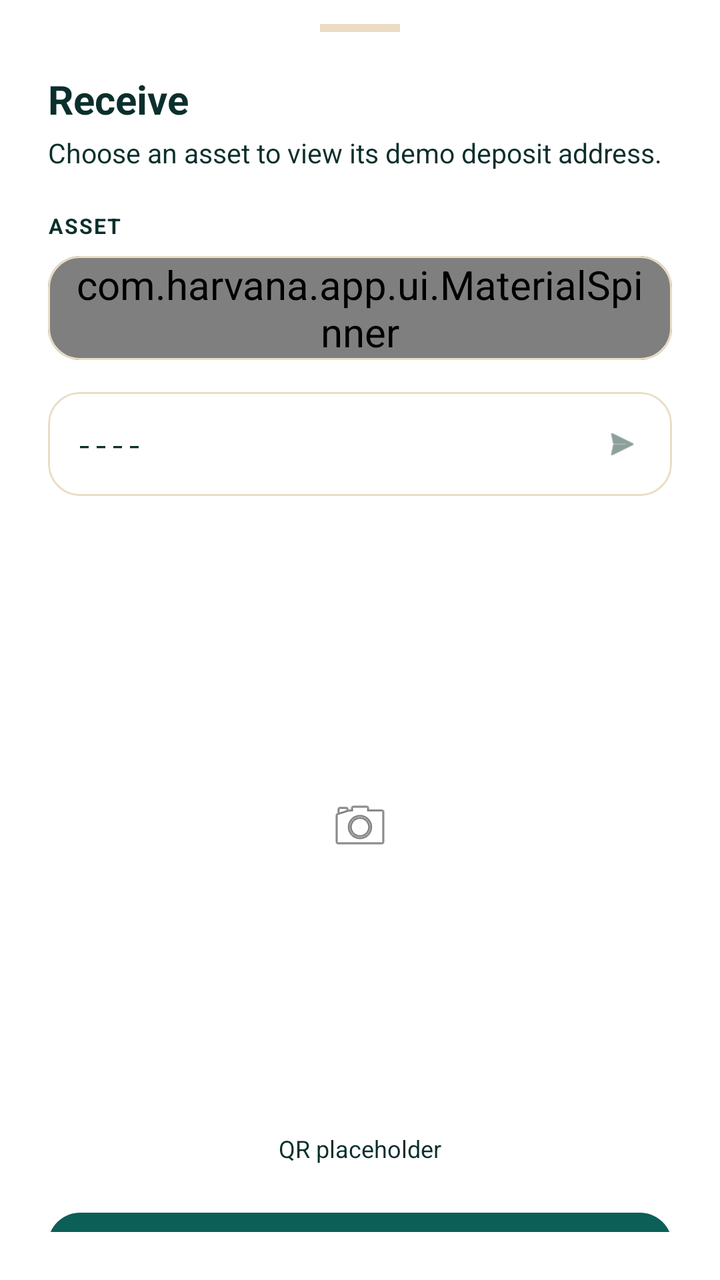
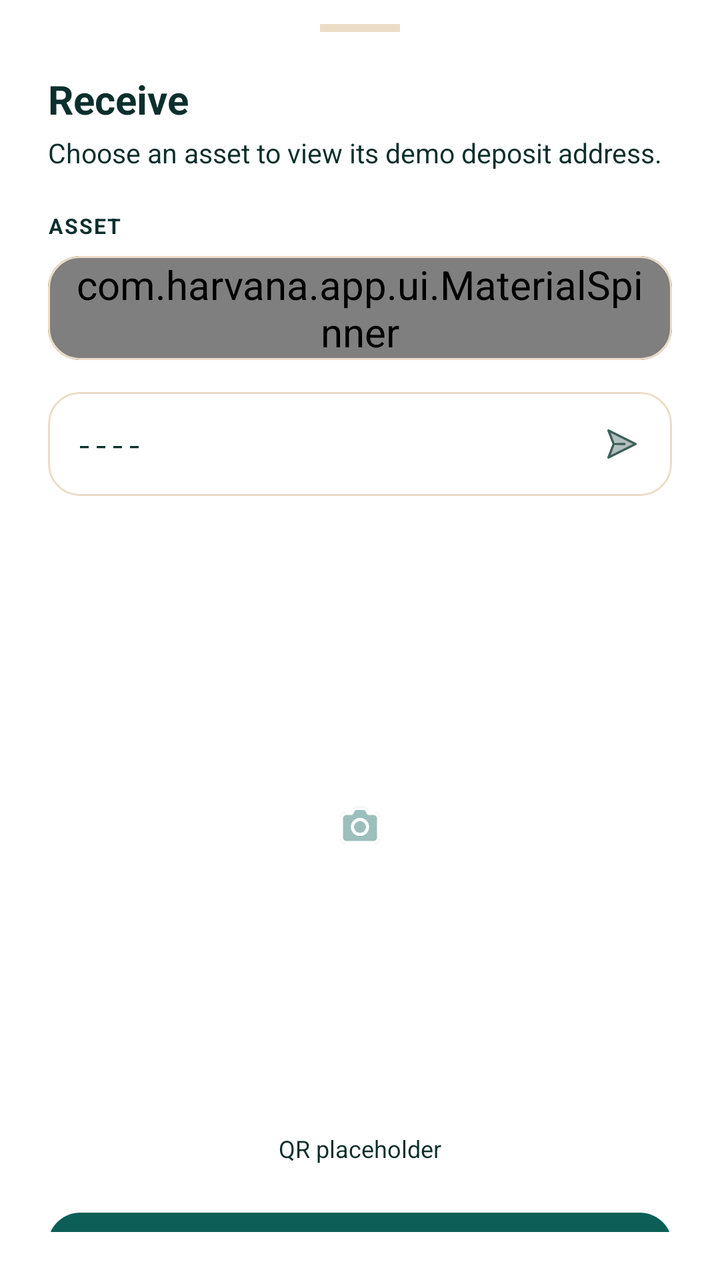

Screens rendered from an Android XML layout before and after an edit, with the pre-edit source and the edit as a unified diff.
<!-- AndroidManifest.xml: application theme AppTheme -->
<!-- res/layout/bottom_sheet_receive.xml -->
<LinearLayout
	xmlns:android="http://schemas.android.com/apk/res/android"
	xmlns:app="http://schemas.android.com/apk/res-auto"
	xmlns:tools="http://schemas.android.com/tools"
	android:layout_width="match_parent"
	android:layout_height="wrap_content"
	android:background="?attr/colorSurface"
	android:orientation="vertical">
	<LinearLayout
		android:id="@+id/linear1"
		android:layout_width="match_parent"
		android:layout_height="wrap_content"
		android:paddingLeft="24dp"
		android:paddingTop="12dp"
		android:paddingRight="24dp"
		android:paddingBottom="24dp"
		android:orientation="vertical">
		<View
			android:id="@+id/view94"
			android:layout_width="40dp"
			android:layout_height="4dp"
			android:layout_marginBottom="20dp"
			android:background="@color/colorCardStroke"
			android:layout_gravity="center_horizontal" />
		<TextView
			android:id="@+id/textview15"
			android:layout_width="wrap_content"
			android:layout_height="wrap_content"
			android:text="Receive"
			android:textSize="20sp"
			android:textStyle="bold"
			android:focusable="false" />
		<TextView
			android:id="@+id/textview16"
			android:layout_width="wrap_content"
			android:layout_height="wrap_content"
			android:layout_marginTop="4dp"
			android:layout_marginBottom="20dp"
			android:text="Choose an asset to view its demo deposit address."
			android:textSize="13.5sp"
			android:focusable="false" />
		<TextView
			android:id="@+id/textview17"
			android:layout_width="wrap_content"
			android:layout_height="wrap_content"
			android:layout_marginBottom="8dp"
			android:text="ASSET"
			android:textStyle="bold"
			android:textSize="10.5sp"
			android:letterSpacing="0.06"
			android:focusable="false" />
		<com.google.android.material.card.MaterialCardView
			android:id="@+id/cardview1"
			android:layout_width="match_parent"
			android:layout_height="wrap_content"
			android:layout_marginBottom="16dp"
			app:cardBackgroundColor="@color/colorSurface"
			app:cardCornerRadius="16dp"
			app:cardElevation="0dp"
			app:strokeColor="@color/colorCardStroke"
			app:strokeWidth="1dp">
			<com.harvana.app.ui.MaterialSpinner
				android:id="@+id/spinner_assets"
				android:layout_width="match_parent"
				android:layout_height="52dp"
				android:background="@android:color/transparent"
				android:spinnerMode="dropdown"
				android:theme="@style/WhiteSpinnerTheme"
				android:paddingStart="12dp"
				android:paddingEnd="12dp" />
		</com.google.android.material.card.MaterialCardView>
		<com.google.android.material.card.MaterialCardView
			android:id="@+id/cardview2"
			android:layout_width="match_parent"
			android:layout_height="wrap_content"
			android:layout_marginBottom="20dp"
			app:cardBackgroundColor="@color/colorSurface"
			app:cardCornerRadius="16dp"
			app:cardElevation="0dp"
			app:strokeColor="@color/colorCardStroke"
			app:strokeWidth="1dp">
			<LinearLayout
				android:id="@+id/linear2"
				android:layout_width="match_parent"
				android:layout_height="52dp"
				android:padding="14dp"
				android:gravity="center_vertical"
				android:orientation="horizontal">
				<TextView
					android:id="@+id/tv_deposit_address"
					android:layout_width="0dp"
					android:layout_height="wrap_content"
					android:background="@android:color/transparent"
					android:text="----"
					android:singleLine="true"
					android:layout_weight="1"
					android:textSize="13.5sp"
					android:fontFamily="monospace"
					android:focusable="false"
					android:ellipsize="middle" />
				<com.google.android.material.imageview.ShapeableImageView
					android:id="@+id/iv_copy_address"
					android:layout_width="22dp"
					android:layout_height="22dp"
					android:padding="2dp"
					android:scaleType="centerInside"
					android:src="@android:drawable/ic_menu_send"
					android:focusable="false"
					android:layout_marginStart="12dp"
					android:contentDescription="CopyAddress"
					app:tint="@color/colorTextSecondary" />
			</LinearLayout>
		</com.google.android.material.card.MaterialCardView>
		<LinearLayout
			android:id="@+id/ll_qr_card"
			android:layout_width="wrap_content"
			android:layout_height="wrap_content"
			android:background="@color/colorTextPrimaryWhite"
			android:gravity="center_horizontal|center_vertical"
			android:orientation="vertical"
			android:layout_gravity="center_horizontal">
			<com.google.android.material.imageview.ShapeableImageView
				android:id="@+id/iv_qr_code"
				android:layout_width="250dp"
				android:layout_height="250dp"
				android:layout_margin="20dp"
				android:scaleType="centerInside"
				android:src="@android:drawable/ic_menu_camera"
				android:focusable="false" />
		</LinearLayout>
		<TextView
			android:id="@+id/textview18"
			android:layout_width="wrap_content"
			android:layout_height="wrap_content"
			android:layout_marginTop="8dp"
			android:layout_marginBottom="24dp"
			android:text="QR placeholder"
			android:textSize="12sp"
			android:layout_gravity="center_horizontal"
			android:focusable="false" />
		<com.google.android.material.button.MaterialButton
			android:id="@+id/btn_share"
			android:layout_width="match_parent"
			android:layout_height="52dp"
			android:gravity="center_horizontal|center_vertical"
			android:text="Share wallet"
			android:textSize="15sp"
			android:textStyle="bold"
			android:textColor="@color/colorTextOnAccent"
			app:backgroundTint="@color/colorAccent"
			app:cornerRadius="16dp"
			app:elevation="0dp" />
		<TextView
			android:id="@+id/tv_close_sheet"
			android:layout_width="wrap_content"
			android:layout_height="wrap_content"
			android:layout_marginTop="10dp"
			android:padding="12dp"
			android:text="Close"
			android:textStyle="bold"
			android:layout_gravity="center_horizontal"
			android:textSize="14.5sp"
			android:focusable="false" />
	</LinearLayout>
</LinearLayout>
<!-- resources referenced by this layout -->
<resources>
  <color name="colorAccent">#0B5F57</color>
  <color name="colorCardStroke">#EBDCC5</color>
  <color name="colorSurface">#FFFFFF</color>
  <color name="colorTextOnAccent">#FFFFFF</color>
  <color name="colorTextPrimaryWhite">#FFFFFF</color>
  <color name="colorTextSecondary">#3F5F5A</color>
  <color name="colorTextPrimary">#0B2F2C</color>
  <!-- drawable ic_nav_back (drawable) -->
  <?xml version="1.0" encoding="utf-8"?>
  <vector xmlns:android="http://schemas.android.com/apk/res/android"
      android:width="24dp" android:height="24dp" android:viewportWidth="24" android:viewportHeight="24"
      android:autoMirrored="true"
      android:tint="?attr/colorControlNormal">
      <path android:fillColor="#FFFFFFFF" android:pathData="M20,11H7.83l5.59,-5.59L12,4l-8,8 8,8 1.41,-1.41L7.83,13H20v-2z" />
  </vector>
  <style name="HarvanaTextView" parent="android:Widget.TextView">
          <item name="android:textColor">@color/colorTextPrimary</item>
      </style>
  <color name="colorBackground">#FFF8EE</color>
  <color name="colorAccentDark">#084A44</color>
  <color name="colorError">#C8443F</color>
  <color name="colorControlNormal">#587570</color>
  <color name="colorAccentRipple">#1A0B5F57</color>
  <color name="colorAccentStroke">#330B5F57</color>
  <color name="colorAccentStrong">#053D3A</color>
  <color name="colorTextTertiary">#587570</color>
  <color name="colorPopupSurface">@color/colorSurface</color>
  <!-- unchanged entries left out for length: 15 -->
</resources>

<!-- the commit's change to res/layout/bottom_sheet_receive.xml (unified diff, before → after) -->
@@ -104,7 +104,7 @@
 					android:layout_height="22dp"
 					android:padding="2dp"
 					android:scaleType="centerInside"
-					android:src="@android:drawable/ic_menu_send"
+					android:src="@drawable/ic_action_send"
 					android:focusable="false"
 					android:layout_marginStart="12dp"
 					android:contentDescription="CopyAddress"
@@ -125,7 +125,7 @@
 				android:layout_height="250dp"
 				android:layout_margin="20dp"
 				android:scaleType="centerInside"
-				android:src="@android:drawable/ic_menu_camera"
+				android:src="@drawable/ic_camera"
 				android:focusable="false" />
 		</LinearLayout>
 		<TextView
<!-- resource entries referenced after the edit -->
@@ -6,14 +6,25 @@
   <color name="colorTextOnAccent">#FFFFFF</color>
   <color name="colorTextPrimaryWhite">#FFFFFF</color>
   <color name="colorTextSecondary">#3F5F5A</color>
+  <!-- drawable ic_action_send (drawable) -->
+  <?xml version="1.0" encoding="utf-8"?>
+  <vector xmlns:android="http://schemas.android.com/apk/res/android"
+      android:width="24dp" android:height="24dp" android:viewportWidth="24" android:viewportHeight="24" android:autoMirrored="true">
+      <path android:fillColor="@color/colorAccent" android:fillAlpha="0.4"
+          android:pathData="M12.8147 12.1969L5.28344 13.4521C5.10705 13.4815 4.95979 13.6029 4.89723 13.7704L2.29933 20.7278C2.05066 21.3673 2.72008 21.9773 3.33375 21.6705L21.3337 12.6705C21.8865 12.3941 21.8865 11.6052 21.3337 11.3288L3.33375 2.32885C2.72008 2.02201 2.05066 2.63206 2.29933 3.2715L4.89723 10.2289C4.95979 10.3964 5.10705 10.5178 5.28344 10.5472L12.8147 11.8024C12.9236 11.8205 12.9972 11.9236 12.9791 12.0325C12.965 12.1168 12.899 12.1829 12.8147 12.1969Z"/>
+      <path android:fillColor="#FFFFFFFF"
+          android:pathData="M5.69362 11.9997L2.29933 3.2715C2.0631 2.66403 2.65544 2.08309 3.2414 2.28959L3.33375 2.32885L21.3337 11.3288C21.852 11.588 21.8844 12.2975 21.4309 12.6129L21.3337 12.6705L3.33375 21.6705C2.75077 21.962 2.11746 21.426 2.2688 20.8234L2.29933 20.7278L5.69362 11.9997L2.29933 3.2715L5.69362 11.9997ZM4.4021 4.54007L7.01109 11.2491L13.6387 11.2497C14.0184 11.2497 14.3322 11.5318 14.3818 11.8979L14.3887 11.9997C14.3887 12.3794 14.1065 12.6932 13.7404 12.7428L13.6387 12.7497L7.01109 12.7491L4.4021 19.4593L19.3213 11.9997L4.4021 4.54007Z"/>
+  </vector>
+  <!-- drawable ic_camera: vector/xml drawable (drawable, 2191 chars, omitted) -->
   <color name="colorTextPrimary">#0B2F2C</color>
   <!-- drawable ic_nav_back (drawable) -->
   <?xml version="1.0" encoding="utf-8"?>
   <vector xmlns:android="http://schemas.android.com/apk/res/android"
-      android:width="24dp" android:height="24dp" android:viewportWidth="24" android:viewportHeight="24"
-      android:autoMirrored="true"
-      android:tint="?attr/colorControlNormal">
-      <path android:fillColor="#FFFFFFFF" android:pathData="M20,11H7.83l5.59,-5.59L12,4l-8,8 8,8 1.41,-1.41L7.83,13H20v-2z" />
+      android:width="24dp" android:height="24dp" android:viewportWidth="24" android:viewportHeight="24" android:tint="?attr/colorControlNormal" android:autoMirrored="true">
+      <path android:fillColor="@color/colorAccent" android:fillAlpha="0.4"
+          android:pathData="M10.2949 19.7152C10.6883 20.1028 11.3215 20.0981 11.7091 19.7047C12.0967 19.3113 12.092 18.6782 11.6986 18.2906L6.32827 12.9992H19.9995C20.5517 12.9992 20.9995 12.5514 20.9995 11.9992C20.9995 11.4469 20.5517 10.9992 19.9995 10.9992H6.33488L11.6986 5.71428C12.092 5.32666 12.0967 4.69351 11.7091 4.3001C11.3215 3.9067 10.6883 3.90201 10.2949 4.28963L3.37073 11.112C2.87382 11.6016 2.87382 12.4032 3.37073 12.8928L10.2949 19.7152Z"/>
+      <path android:fillColor="#FFFFFFFF"
+          android:pathData="M10.7327 19.7905C11.0326 20.0762 11.5074 20.0646 11.7931 19.7647C12.0788 19.4648 12.0672 18.99 11.7673 18.7043L5.51587 12.7497L20.25 12.7497C20.6642 12.7497 21 12.4139 21 11.9997C21 11.5855 20.6642 11.2497 20.25 11.2497L5.51577 11.2497L11.7673 5.29502C12.0672 5.00933 12.0787 4.5346 11.7931 4.23467C11.5074 3.93475 11.0326 3.9232 10.7327 4.20889L3.31379 11.2756C3.14486 11.4365 3.04491 11.6417 3.01393 11.8551C3.00479 11.9019 3 11.9503 3 11.9997C3 12.0493 3.00481 12.0977 3.01398 12.1446C3.04502 12.3579 3.14496 12.563 3.31379 12.7238L10.7327 19.7905Z"/>
   </vector>
   <style name="HarvanaTextView" parent="android:Widget.TextView">
           <item name="android:textColor">@color/colorTextPrimary</item>
